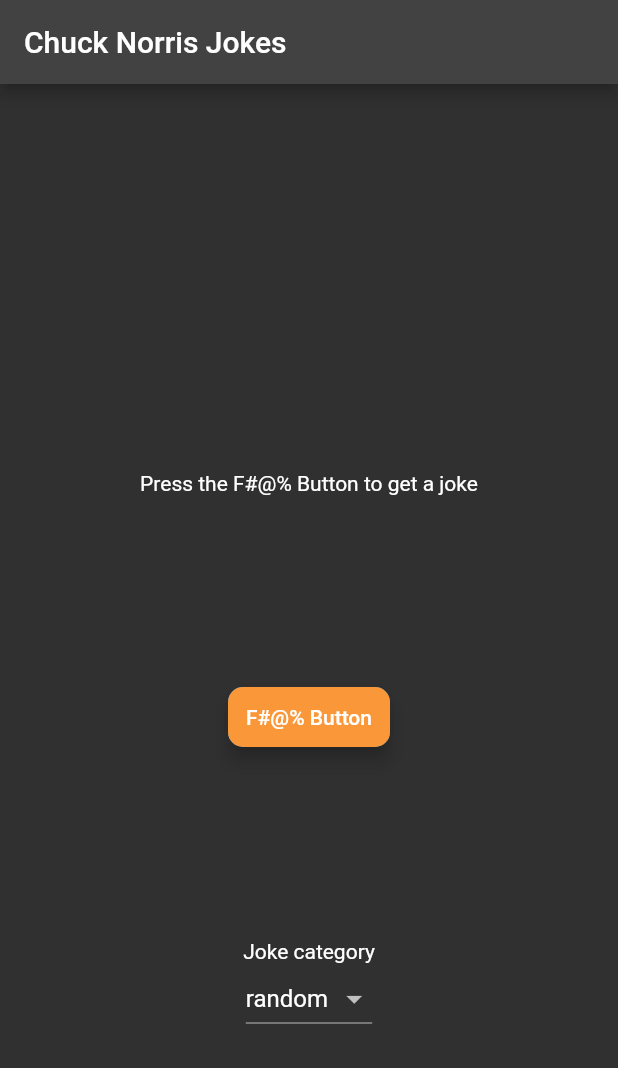
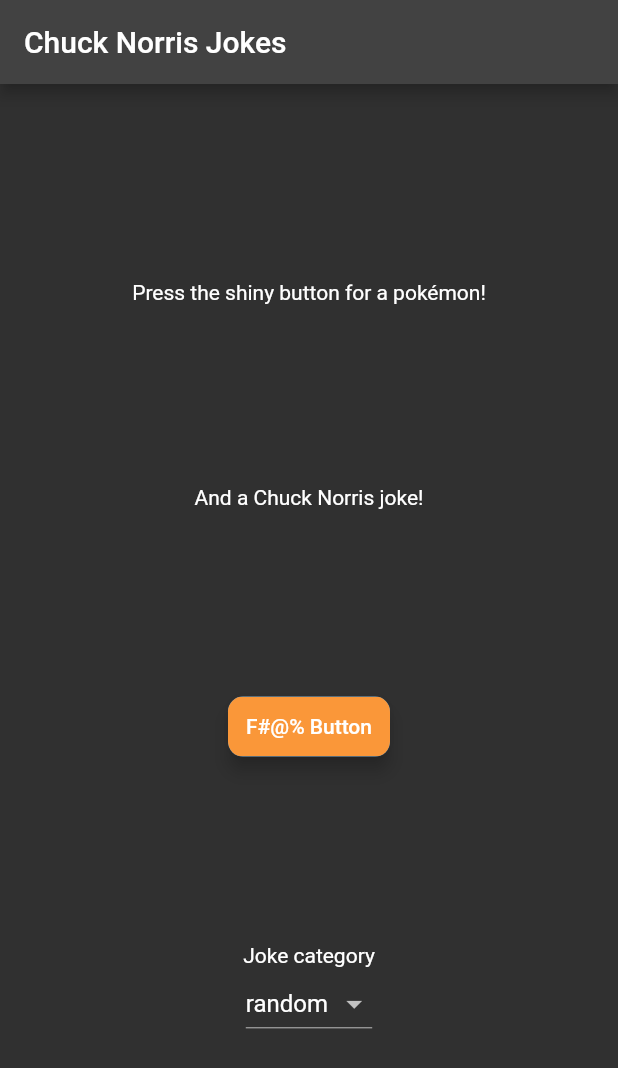
Before and after one commit to fell-lucas/chuck_norris, a Flutter app: the screen it shows after launch, on a phone screen of 412 x 824 dp. Shown: the top 1068 px of the screen. Run offline on Flutter 3.47's test engine with Material 2 defaults, Android fonts, the phone set to English and light mode, and no system bars; our stand-ins replace bloc, equatable, flutter_bloc, flutter_spinkit, get_it.

Commit message:
text adjustments and keys

```diff
--- a/lib/home/widgets/joke_text.dart
+++ b/lib/home/widgets/joke_text.dart
@@ -34,7 +34,7 @@
           );
         } else {
           return const Text(
-            'Press the F#@% Button to get a joke',
+            'And a Chuck Norris joke!',
             key: Key('initial_joke_text'),
           );
         }
--- a/lib/home/widgets/pokemon_column.dart
+++ b/lib/home/widgets/pokemon_column.dart
@@ -30,18 +30,23 @@
           );
         } else if (state is PokemonLoadInProgress) {
           return const SpinKitSpinningLines(
+            key: Key('loadInProgress_pokemon_indicator'),
             color: Colors.yellow,
           );
         } else if (state is PokemonError) {
           return Text(
             state.error,
+            key: const Key('error_pokemon_text'),
             style: const TextStyle(
               color: Colors.red,
               fontWeight: FontWeight.w500,
             ),
           );
         } else {
-          return const SizedBox.shrink();
+          return const Text(
+            'Press the shiny button for a pokémon!',
+            key: Key('initial_pokemon_text'),
+          );
         }
       },
     );
```
